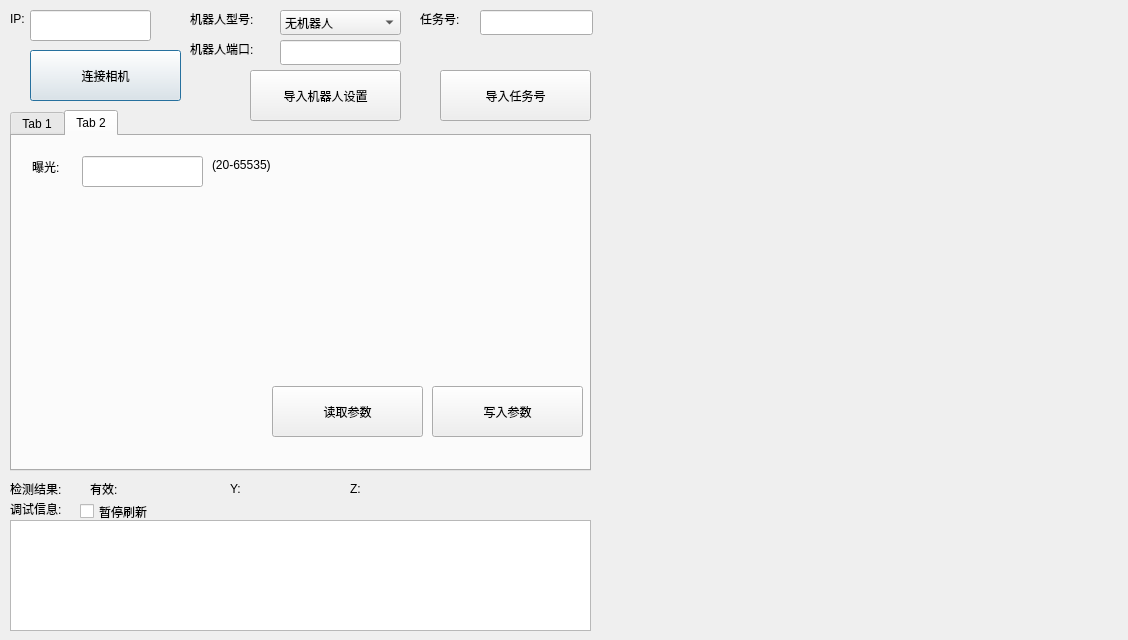
Old version of the form qtmysunnydlg.ui in the repository qubo188612/qtmysunny.
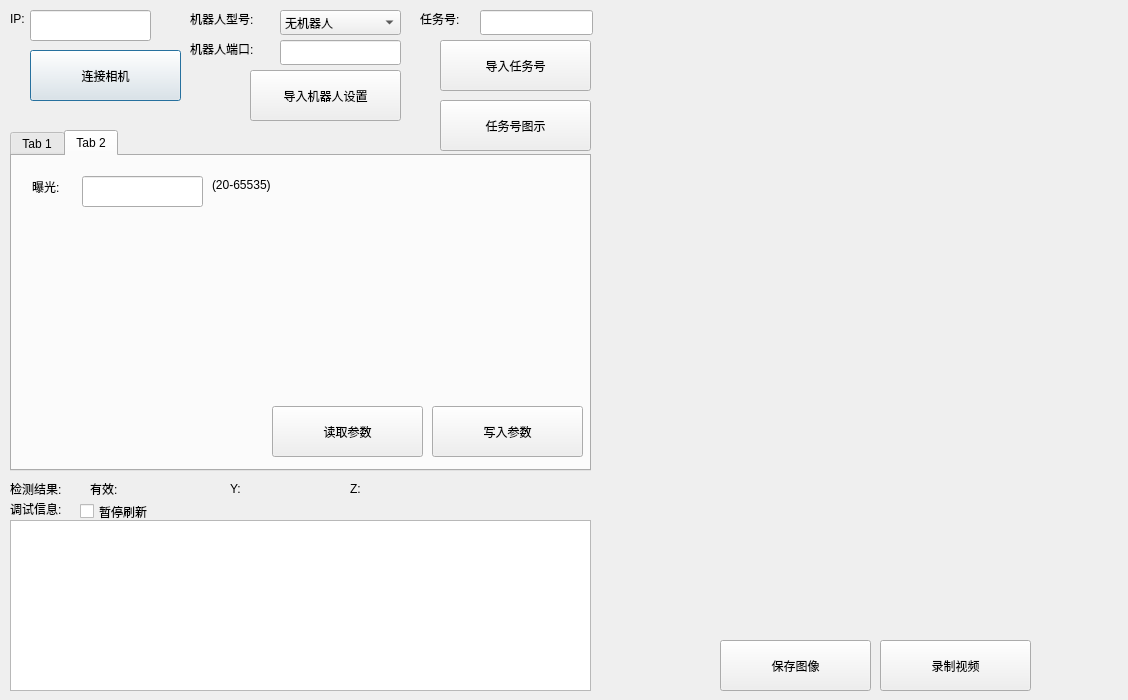
New version of the form.

Patch:
```diff
--- a/qtmysunnydlg.ui
+++ b/qtmysunnydlg.ui
@@ -7,7 +7,7 @@
     <x>0</x>
     <y>0</y>
     <width>1128</width>
-    <height>640</height>
+    <height>700</height>
    </rect>
   </property>
   <property name="windowTitle">
@@ -43,9 +43,9 @@
    <property name="geometry">
     <rect>
      <x>10</x>
-     <y>110</y>
+     <y>130</y>
      <width>581</width>
-     <height>361</height>
+     <height>341</height>
     </rect>
    </property>
    <property name="currentIndex">
@@ -192,7 +192,7 @@
      <x>10</x>
      <y>520</y>
      <width>581</width>
-     <height>111</height>
+     <height>171</height>
     </rect>
    </property>
   </widget>
@@ -442,7 +442,7 @@
    <property name="geometry">
     <rect>
      <x>440</x>
-     <y>70</y>
+     <y>40</y>
      <width>151</width>
      <height>51</height>
     </rect>
@@ -451,6 +451,45 @@
     <string>导入任务号</string>
    </property>
   </widget>
+  <widget class="QPushButton" name="tasknumshowBtn">
+   <property name="geometry">
+    <rect>
+     <x>440</x>
+     <y>100</y>
+     <width>151</width>
+     <height>51</height>
+    </rect>
+   </property>
+   <property name="text">
+    <string>任务号图示</string>
+   </property>
+  </widget>
+  <widget class="QPushButton" name="savebmpshowBtn">
+   <property name="geometry">
+    <rect>
+     <x>720</x>
+     <y>640</y>
+     <width>151</width>
+     <height>51</height>
+    </rect>
+   </property>
+   <property name="text">
+    <string>保存图像</string>
+   </property>
+  </widget>
+  <widget class="QPushButton" name="saveavishowBtn">
+   <property name="geometry">
+    <rect>
+     <x>880</x>
+     <y>640</y>
+     <width>151</width>
+     <height>51</height>
+    </rect>
+   </property>
+   <property name="text">
+    <string>录制视频</string>
+   </property>
+  </widget>
  </widget>
  <resources/>
  <connections/>
```
